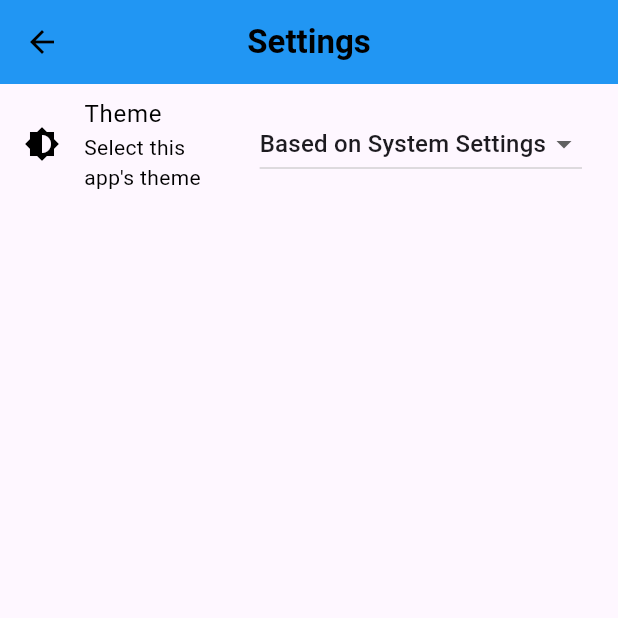
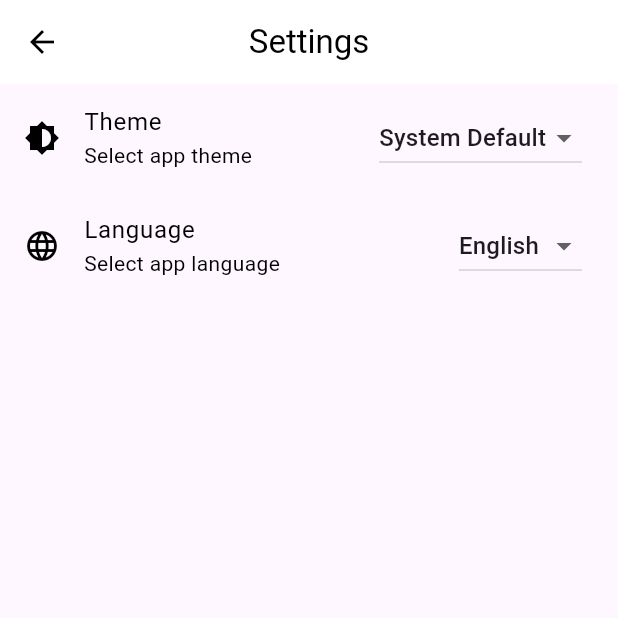
Before and after one commit to dthfan2007/FlutterToDo, a Flutter app: the SettingsScreen screen opened directly, on a phone screen of 412 x 824 dp, the top half of it. Run offline on Flutter 3.47's test engine with Material 3 defaults, Android fonts, the light colour scheme and no system bars; our stand-ins replace shared_preferences, sqflite; accounts and stored records are empty; generated files the repository leaves out were written again.

Commit message:
Added translations, EN default locale on launch

```diff
--- /dev/null
+++ b/l10n.yaml
@@ -0,0 +1,7 @@
+# @Author: Your name
+# @Date:   13-02-2025 11:32:24
+# @Last Modified by:   Your name
+# @Last Modified time: 13-02-2025 11:32:41
+arb-dir: lib/l10n
+template-arb-file: app_en.arb
+output-localization-file: app_localizations.dart
--- /dev/null
+++ b/lib/l10n/app_en.arb
@@ -0,0 +1,19 @@
+{
+    "@@locale": "en",
+    "settings": "Settings",
+    "theme": "Theme",
+    "selectTheme": "Select app theme",
+    "lightMode": "Light Mode",
+    "darkMode": "Dark Mode",
+    "systemDefault": "System Default",
+    "language": "Language",
+    "selectLanguage": "Select app language",
+    "todoList": "Todo List",
+    "enterTask": "Enter task",
+    "editTask": "Edit task",
+    "noTasks": "No tasks yet. Add a new task to get started.",
+    "todo": "Todos",
+    "@settings": {
+        "description": "Title for the settings screen"
+    }
+}
--- a/lib/settings.dart
+++ b/lib/settings.dart
@@ -1,6 +1,7 @@
 import 'package:flutter/material.dart';
+import 'package:flutter_gen/gen_l10n/app_localizations.dart';
+import 'package:flutter_todo/main.dart';
 import 'package:shared_preferences/shared_preferences.dart';
-import 'main.dart';
 
 class SettingsScreen extends StatefulWidget {
   const SettingsScreen({super.key});
@@ -18,14 +19,6 @@ class _SettingsScreenState extends State<SettingsScreen> {
     _loadThemeMode();
   }
 
-  void _loadThemeMode() async {
-    final prefs = await SharedPreferences.getInstance();
-    final savedThemeMode = prefs.getString('themeMode') ?? 'system';
-    setState(() {
-      _selectedThemeMode = _getThemeModeFromString(savedThemeMode);
-    });
-  }
-
   ThemeMode _getThemeModeFromString(String themeMode) {
     switch (themeMode) {
       case 'light':
@@ -37,6 +30,14 @@ class _SettingsScreenState extends State<SettingsScreen> {
     }
   }
 
+  void _loadThemeMode() async {
+    final prefs = await SharedPreferences.getInstance();
+    final savedThemeMode = prefs.getString('themeMode') ?? 'system';
+    setState(() {
+      _selectedThemeMode = _getThemeModeFromString(savedThemeMode);
+    });
+  }
+
   void _saveThemeMode(ThemeMode mode) async {
     final prefs = await SharedPreferences.getInstance();
     await prefs.setString('themeMode', mode.toString().split('.').last);
@@ -44,21 +45,19 @@ class _SettingsScreenState extends State<SettingsScreen> {
 
   @override
   Widget build(BuildContext context) {
+    final l10n = AppLocalizations.of(context)!;
+
     return Scaffold(
       appBar: AppBar(
-        title: const Text('Settings',
-            style: TextStyle(fontWeight: FontWeight.bold)),
+        title: Text(l10n.settings),
         centerTitle: true,
-        backgroundColor: Theme.of(context).brightness == Brightness.dark
-            ? Colors.tealAccent[700]
-            : Colors.blue,
       ),
       body: ListView(
         children: [
           ListTile(
             leading: const Icon(Icons.brightness_6),
-            title: const Text('Theme'),
-            subtitle: const Text('Select this app\'s theme'),
+            title: Text(l10n.theme),
+            subtitle: Text(l10n.selectTheme),
             trailing: DropdownButton<ThemeMode>(
               value: _selectedThemeMode,
               onChanged: (ThemeMode? newValue) {
@@ -70,19 +69,47 @@ class _SettingsScreenState extends State<SettingsScreen> {
                   TodoApp.of(context).changeTheme(newValue);
                 }
               },
-              items: const [
+              items: [
                 DropdownMenuItem(
                   value: ThemeMode.light,
-                  child: Text('Light Mode'),
+                  child: Text(l10n.lightMode),
                 ),
                 DropdownMenuItem(
                   value: ThemeMode.dark,
-                  child: Text('Dark Mode'),
+                  child: Text(l10n.darkMode),
                 ),
                 DropdownMenuItem(
                   value: ThemeMode.system,
-                  child: Text('Based on System Settings'),
+                  child: Text(l10n.systemDefault),
                 ),
+              ],
+            ),
+          ),
+          ListTile(
+            leading: const Icon(Icons.language),
+            title: Text(l10n.language),
+            subtitle: Text(l10n.selectLanguage),
+            trailing: DropdownButton<Locale>(
+              value: Localizations.localeOf(context),
+              onChanged: (Locale? newValue) {
+                if (newValue != null) {
+                  TodoApp.of(context).changeLocale(newValue);
+                }
+              },
+              items: const [
+                DropdownMenuItem(
+                  value: Locale('en'),
+                  child: Text('English'),
+                ),
+                DropdownMenuItem(
+                  value: Locale('ja'),
+                  child: Text('日本語'),
+                ),
+                DropdownMenuItem(
+                  value: Locale('es'),
+                  child: Text('Español'),
+                ),
+                // Add more languages here
               ],
             ),
           ),
```
Also changed, not shown: lib/l10n/app_es.arb (added, +16 -0 lines), lib/l10n/app_jp.arb (added, +16 -0 lines), lib/main.dart (+29 -5 lines), lib/todo_home.dart (+16 -6 lines), pubspec.yaml (+5 -4 lines), pubspec.lock.
